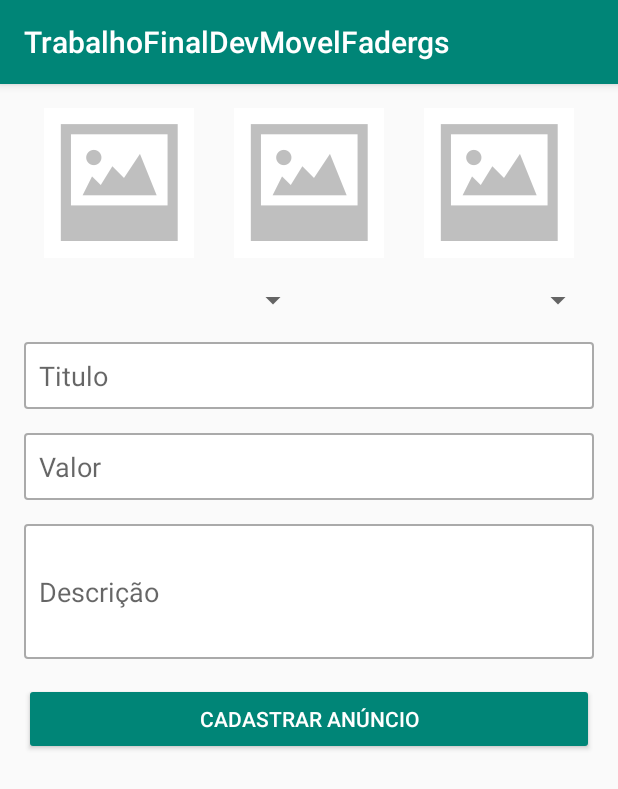
After one commit to felipemostardas/TrabalhoFinalDevMovelFadergs, an Android app: the CadastrarAnuncioActivity screen opened directly, with no data from a screen before it, on a phone screen of 412 x 824 dp. The commit adds this screen. Shown: the top 789 px of the screen. Run offline under Robolectric (Android 15) with nearby library versions, the phone set to English and light mode, and no system bars.

Commit message:
Cadastro de anuncio

```diff
--- a/app/build.gradle
+++ b/app/build.gradle
@@ -22,6 +22,7 @@ dependencies {
     implementation fileTree(dir: 'libs', include: ['*.jar'])
     implementation 'com.android.support:appcompat-v7:28.0.0'
     implementation 'com.android.support.constraint:constraint-layout:1.1.3'
+    implementation 'com.android.support:design:28.0.0'
     testImplementation 'junit:junit:4.12'
     androidTestImplementation 'com.android.support.test:runner:1.0.2'
     androidTestImplementation 'com.android.support.test.espresso:espresso-core:3.0.2'
--- a/app/src/main/java/com/example/trabalhofinaldevmovelfadergs/activity/AnunciosActivity.java
+++ b/app/src/main/java/com/example/trabalhofinaldevmovelfadergs/activity/AnunciosActivity.java
@@ -56,6 +56,10 @@ public class AnunciosActivity extends AppCompatActivity {
                 autenticacao.signOut();
                 invalidateOptionsMenu();
                 break;
+            case R.id.menu_anuncios :
+                startActivity(new Intent(getApplicationContext(),MeusAnunciosActivity.class));
+
+                break;
         }
 
         return super.onOptionsItemSelected(item);
--- /dev/null
+++ b/app/src/main/java/com/example/trabalhofinaldevmovelfadergs/activity/CadastrarAnuncioActivity.java
@@ -0,0 +1,15 @@
+package com.example.trabalhofinaldevmovelfadergs.activity;
+
+import android.support.v7.app.AppCompatActivity;
+import android.os.Bundle;
+
+import com.example.trabalhofinaldevmovelfadergs.R;
+
+public class CadastrarAnuncioActivity extends AppCompatActivity {
+
+    @Override
+    protected void onCreate(Bundle savedInstanceState) {
+        super.onCreate(savedInstanceState);
+        setContentView(R.layout.activity_cadastrar_anuncio);
+    }
+}
--- /dev/null
+++ b/app/src/main/res/layout/activity_cadastrar_anuncio.xml
@@ -0,0 +1,97 @@
+<?xml version="1.0" encoding="utf-8"?>
+<LinearLayout xmlns:android="http://schemas.android.com/apk/res/android"
+    xmlns:app="http://schemas.android.com/apk/res-auto"
+    xmlns:tools="http://schemas.android.com/tools"
+    android:layout_width="match_parent"
+    android:layout_height="match_parent"
+    android:orientation="vertical"
+    android:padding="16dp"
+    tools:context=".activity.CadastrarAnuncioActivity">
+
+    <LinearLayout
+        android:layout_width="match_parent"
+        android:layout_height="100dp"
+        android:layout_marginBottom="16dp"
+        android:orientation="horizontal">
+
+        <ImageView
+            android:id="@+id/imageView"
+            android:layout_width="0dp"
+            android:layout_height="wrap_content"
+            android:layout_weight="1"
+            app:srcCompat="@drawable/padrao" />
+
+        <ImageView
+            android:id="@+id/imageView2"
+            android:layout_width="0dp"
+            android:layout_height="wrap_content"
+            android:layout_weight="1"
+            app:srcCompat="@drawable/padrao" />
+
+        <ImageView
+            android:id="@+id/imageView3"
+            android:layout_width="0dp"
+            android:layout_height="wrap_content"
+            android:layout_weight="1"
+            app:srcCompat="@drawable/padrao" />
+    </LinearLayout>
+
+    <LinearLayout
+        android:layout_width="match_parent"
+        android:layout_height="wrap_content"
+        android:layout_marginBottom="16dp"
+        android:orientation="horizontal">
+
+        <Spinner
+            android:id="@+id/spinner"
+            android:layout_width="match_parent"
+            android:layout_height="wrap_content"
+            android:layout_weight="1" />
+
+        <Spinner
+            android:id="@+id/spinner2"
+            android:layout_width="match_parent"
+            android:layout_height="wrap_content"
+            android:layout_weight="1" />
+    </LinearLayout>
+
+    <EditText
+        android:id="@+id/editText"
+        android:layout_width="match_parent"
+        android:layout_height="wrap_content"
+        android:layout_marginBottom="16dp"
+        android:background="@drawable/bg_edit_text"
+        android:ems="10"
+        android:hint="Titulo"
+        android:inputType="textPersonName"
+        android:padding="10dp" />
+
+    <EditText
+        android:id="@+id/editText2"
+        android:layout_width="match_parent"
+        android:layout_height="wrap_content"
+        android:layout_marginBottom="16dp"
+        android:background="@drawable/bg_edit_text"
+        android:ems="10"
+        android:hint="Valor"
+        android:inputType="textPersonName"
+        android:padding="10dp" />
+
+    <EditText
+        android:id="@+id/editText3"
+        android:layout_width="match_parent"
+        android:layout_height="90dp"
+        android:layout_marginBottom="16dp"
+        android:background="@drawable/bg_edit_text"
+        android:ems="10"
+        android:hint="Descrição"
+        android:inputType="textPersonName"
+        android:padding="10dp" />
+
+    <Button
+        android:id="@+id/button"
+        android:layout_width="match_parent"
+        android:layout_height="wrap_content"
+        android:text="Cadastrar anúncio"
+        android:theme="@style/botaoPadrao"/>
+</LinearLayout>
--- /dev/null
+++ b/app/src/main/res/values/dimens.xml
@@ -0,0 +1,3 @@
+<resources>
+    <dimen name="fab_margin">16dp</dimen>
+</resources>
--- a/app/src/main/res/values/strings.xml
+++ b/app/src/main/res/values/strings.xml
@@ -1,3 +1,4 @@
 <resources>
     <string name="app_name">TrabalhoFinalDevMovelFadergs</string>
+    <string name="title_activity_meus_anuncios">MeusAnunciosActivity</string>
 </resources>
--- a/app/src/main/res/values/styles.xml
+++ b/app/src/main/res/values/styles.xml
@@ -16,4 +16,13 @@
 
     </style>
 
+    <style name="AppTheme.NoActionBar">
+        <item name="windowActionBar">false</item>
+        <item name="windowNoTitle">true</item>
+    </style>
+
+    <style name="AppTheme.AppBarOverlay" parent="ThemeOverlay.AppCompat.Dark.ActionBar" />
+
+    <style name="AppTheme.PopupOverlay" parent="ThemeOverlay.AppCompat.Light" />
+
 </resources>
--- a/build.gradle
+++ b/build.gradle
@@ -7,7 +7,7 @@ buildscript {
 
     }
     dependencies {
-        classpath 'com.android.tools.build:gradle:3.4.0'
+        classpath 'com.android.tools.build:gradle:3.4.1'
         classpath 'com.google.gms:google-services:4.2.0'
 
 
```
Also changed, not shown: app/src/main/AndroidManifest.xml (+11 -1 lines), app/src/main/java/com/example/trabalhofinaldevmovelfadergs/activity/MeusAnunciosActivity.java (added, +32 -0 lines), app/src/main/res/drawable/ic_adicionar_branco_24dp.xml (added, +9 -0 lines), app/src/main/res/layout/activity_meus_anuncios.xml (added, +33 -0 lines), app/src/main/res/layout/content_meus_anuncios.xml (added, +25 -0 lines), app/src/main/res/drawable-v24/padrao.png (added).
